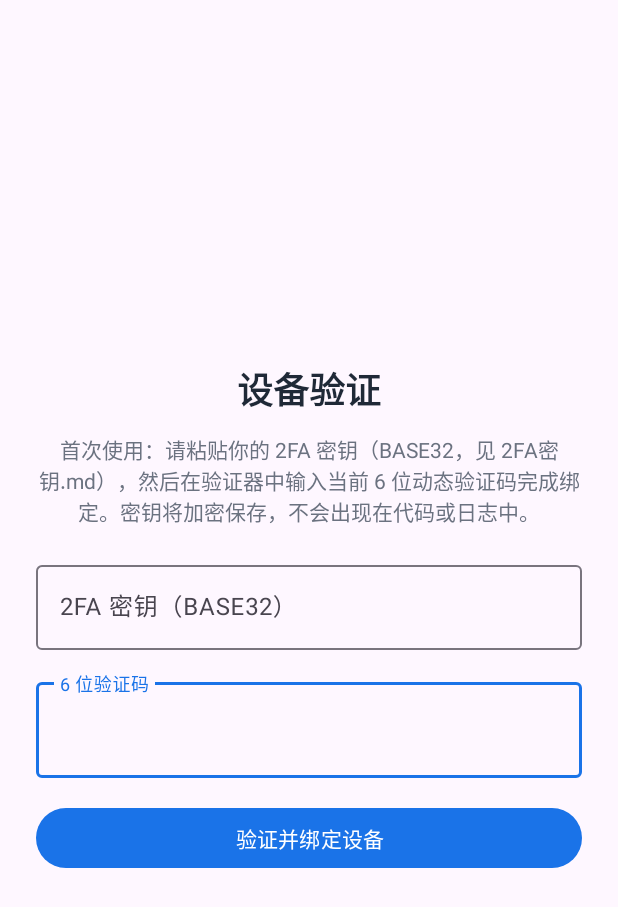
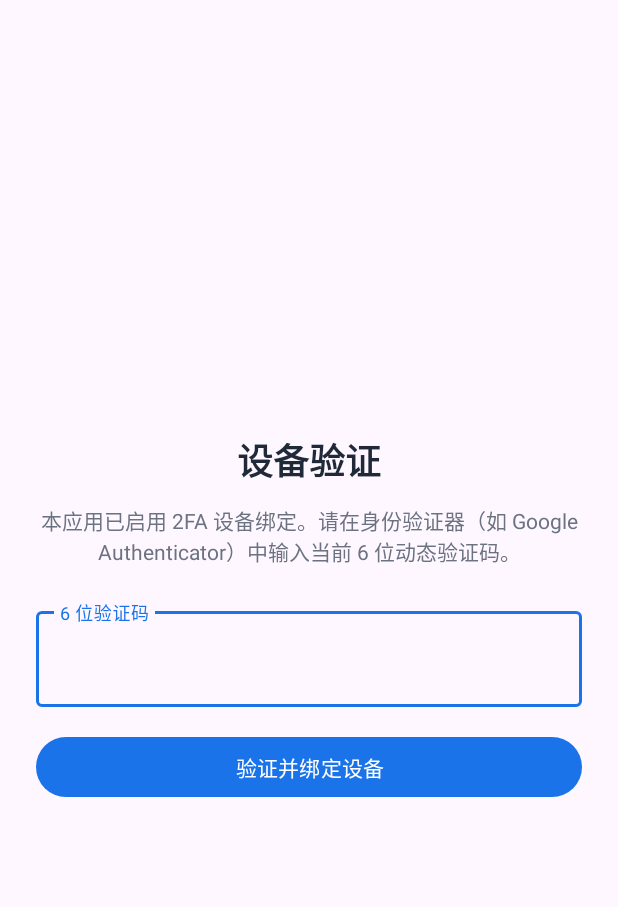
Before and after one commit to storm0606/wecom-quiz-helper, an Android app: the screen it shows after launch (AuthActivity), on a phone screen of 412 x 824 dp. Shown: the top 907 px of the screen. Run offline under Robolectric (Android 15) with nearby library versions, the light colour scheme and no system bars; our stand-ins replace Room's generated code.

Commit message:
v1.9：2FA 密钥高强度隐藏（分段XOR散落+Keystore二次包装），移除粘贴界面

```diff
--- a/android/app/build.gradle.kts
+++ b/android/app/build.gradle.kts
@@ -14,8 +14,8 @@ android {
         applicationId = "com.qweexam.app"
         minSdk = 26
         targetSdk = 34
-        versionCode = 9
-        versionName = "1.8"
+        versionCode = 10
+        versionName = "1.9"
         testInstrumentationRunner = "androidx.test.runner.AndroidJUnitRunner"
     }
 
--- a/android/app/src/main/java/com/qweexam/app/data/repository/AuthRepository.kt
+++ b/android/app/src/main/java/com/qweexam/app/data/repository/AuthRepository.kt
@@ -7,8 +7,8 @@ import com.qweexam.app.auth.TotpUtil
 import com.qweexam.app.data.db.AppDatabase
 
 /**
- * 2FA 设备鉴权仓库（v1.2/v1.8）：
- * - 密钥由用户首次输入，经 Keystore 加密存储（v1.8，不再硬编码）；
+ * 2FA 设备鉴权仓库（v1.2/v1.8/v1.9）：
+ * - 密钥自动从代码隐藏段组装 + Keystore 二次包装（v1.9，无需用户输入）；
  * - 校验 TOTP 验证码 → 通过后存储当前设备指纹；
  * - DB 中存在指纹且与当前设备一致才可用（换机/清库 → 重新验证）。
  */
@@ -20,15 +20,9 @@ class AuthRepository(private val db: AppDatabase) {
         return stored == DeviceFingerprint.compute(context)
     }
 
-    /** 是否已保存 2FA 密钥 */
-    suspend fun hasSecret(): Boolean = SecretStore.getOrNull(db) != null
-
-    /** 保存 2FA 密钥（Keystore 加密存储） */
-    suspend fun saveSecret(secret: String): Boolean = SecretStore.save(db, secret.trim())
-
-    /** 校验 2FA 验证码（使用已存密钥），正确则绑定当前设备指纹 */
+    /** 校验 2FA 验证码（密钥自动装配），正确则绑定当前设备指纹 */
     suspend fun verifyAndBind(context: Context, code: String): Boolean {
-        val secret = SecretStore.getOrNull(db) ?: return false
+        val secret = SecretStore.getOrCreate(db)
         if (!TotpUtil.verify(code, secret)) return false
         db.deviceAuthDao().save(DeviceFingerprint.compute(context))
         return true
--- a/android/app/src/main/java/com/qweexam/app/ui/AuthActivity.kt
+++ b/android/app/src/main/java/com/qweexam/app/ui/AuthActivity.kt
@@ -15,9 +15,9 @@ import kotlinx.coroutines.launch
 import kotlinx.coroutines.withContext
 
 /**
- * 2FA 设备鉴权（v1.2）：应用启动入口。
+ * 2FA 设备鉴权（v1.2/v1.9）：应用启动入口。
  * - 已绑定当前设备 → 直接进入主界面；
- * - 未绑定 → 输入验证器 6 位动态码 → 校验通过 → 存储设备指纹 → 进入主界面。
+ * - 未绑定 → 输入验证器 6 位动态码（密钥由 App 自动装配，无需用户输入）→ 绑定进入。
  */
 class AuthActivity : AppCompatActivity() {
 
@@ -33,19 +33,11 @@ class AuthActivity : AppCompatActivity() {
 
         binding.btnVerify.setOnClickListener { doVerify() }
 
-        // 已绑定则直接放行；否则按是否已存密钥决定显示模式
+        // 已绑定则直接放行
         lifecycleScope.launch {
-            val (bound, hasSecret) = withContext(Dispatchers.IO) {
-                repository.isBound(this@AuthActivity) to repository.hasSecret()
-            }
+            val bound = withContext(Dispatchers.IO) { repository.isBound(this@AuthActivity) }
             if (bound) {
                 enterMain()
-            } else {
-                binding.secretLayout.visibility =
-                    if (hasSecret) android.view.View.GONE else android.view.View.VISIBLE
-                binding.tvHint.text = getString(
-                    if (hasSecret) R.string.auth_hint else R.string.auth_hint_setup
-                )
             }
         }
     }
@@ -59,13 +51,6 @@ class AuthActivity : AppCompatActivity() {
         binding.btnVerify.isEnabled = false
         lifecycleScope.launch {
             val ok = withContext(Dispatchers.IO) {
-                // 首次：先保存用户输入的密钥，再校验验证码
-                if (!repository.hasSecret()) {
-                    val secret = binding.etSecret.text.toString().trim()
-                    if (secret.isNotEmpty()) {
-                        repository.saveSecret(secret)
-                    }
-                }
                 repository.verifyAndBind(this@AuthActivity, code)
             }
             binding.btnVerify.isEnabled = true
--- a/android/app/src/main/res/layout/activity_auth.xml
+++ b/android/app/src/main/res/layout/activity_auth.xml
@@ -18,7 +18,6 @@
         android:textStyle="bold" />
 
     <TextView
-        android:id="@+id/tvHint"
         android:layout_width="wrap_content"
         android:layout_height="wrap_content"
         android:layout_marginTop="12dp"
@@ -28,27 +27,9 @@
         android:textSize="14sp" />
 
     <com.google.android.material.textfield.TextInputLayout
-        android:id="@+id/secretLayout"
         android:layout_width="match_parent"
         android:layout_height="wrap_content"
-        android:layout_marginTop="20dp"
-        android:hint="@string/auth_secret_hint"
-        android:visibility="gone"
-        app:boxBackgroundMode="outline">
-
-        <com.google.android.material.textfield.TextInputEditText
-            android:id="@+id/etSecret"
-            android:layout_width="match_parent"
-            android:layout_height="wrap_content"
-            android:inputType="textVisiblePassword"
-            android:maxLines="1"
-            android:textSize="16sp" />
-    </com.google.android.material.textfield.TextInputLayout>
-
-    <com.google.android.material.textfield.TextInputLayout
-        android:layout_width="match_parent"
-        android:layout_height="wrap_content"
-        android:layout_marginTop="16dp"
+        android:layout_marginTop="24dp"
         android:hint="@string/auth_code_hint"
         app:boxBackgroundMode="outline">
 
--- a/android/app/src/main/res/values/strings.xml
+++ b/android/app/src/main/res/values/strings.xml
@@ -33,8 +33,6 @@
     <string name="bank_delete_confirm">确定删除题库「%1$s」？该题库下所有题目将一并删除。</string>
     <string name="auth_title">设备验证</string>
     <string name="auth_hint">本应用已启用 2FA 设备绑定。请在身份验证器（如 Google Authenticator）中输入当前 6 位动态验证码。</string>
-    <string name="auth_hint_setup">首次使用：请粘贴你的 2FA 密钥（BASE32，见 2FA密钥.md），然后在验证器中输入当前 6 位动态验证码完成绑定。密钥将加密保存，不会出现在代码或日志中。</string>
-    <string name="auth_secret_hint">2FA 密钥（BASE32）</string>
     <string name="auth_code_hint">6 位验证码</string>
     <string name="auth_verify">验证并绑定设备</string>
     <string name="auth_code_format_hint">请输入 6 位数字验证码</string>
```
Also changed, not shown: android/app/src/main/java/com/qweexam/app/auth/ObfuscatedSecret.kt (added, +44 -0 lines), android/app/src/main/java/com/qweexam/app/auth/SecretStore.kt (+11 -0 lines), 4 other files.
